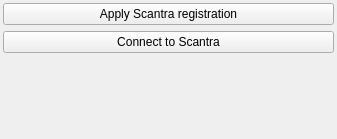
Qt form src/gui/forms/toolbar_importScantra.ui (open-scan-crew/OpenScanTools) before a commit.
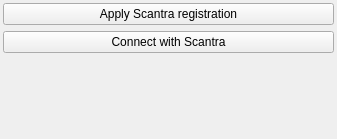
The same form after that commit.

The edit to the form file:
```diff
--- a/src/gui/forms/toolbar_importScantra.ui
+++ b/src/gui/forms/toolbar_importScantra.ui
@@ -35,6 +35,13 @@
    <property name="verticalSpacing">
     <number>6</number>
    </property>
+   <item row="2" column="0">
+    <widget class="QPushButton" name="switch_connexion_btn">
+     <property name="text">
+      <string>Connect with Scantra</string>
+     </property>
+    </widget>
+   </item>
    <item row="0" column="0">
     <widget class="QPushButton" name="importScanTraButton">
      <property name="toolTip">
@@ -59,13 +66,6 @@
      </property>
     </spacer>
    </item>
-   <item row="2" column="0">
-    <widget class="QPushButton" name="start_interprocess">
-     <property name="text">
-      <string>Connect to Scantra</string>
-     </property>
-    </widget>
-   </item>
   </layout>
  </widget>
  <resources>
```
